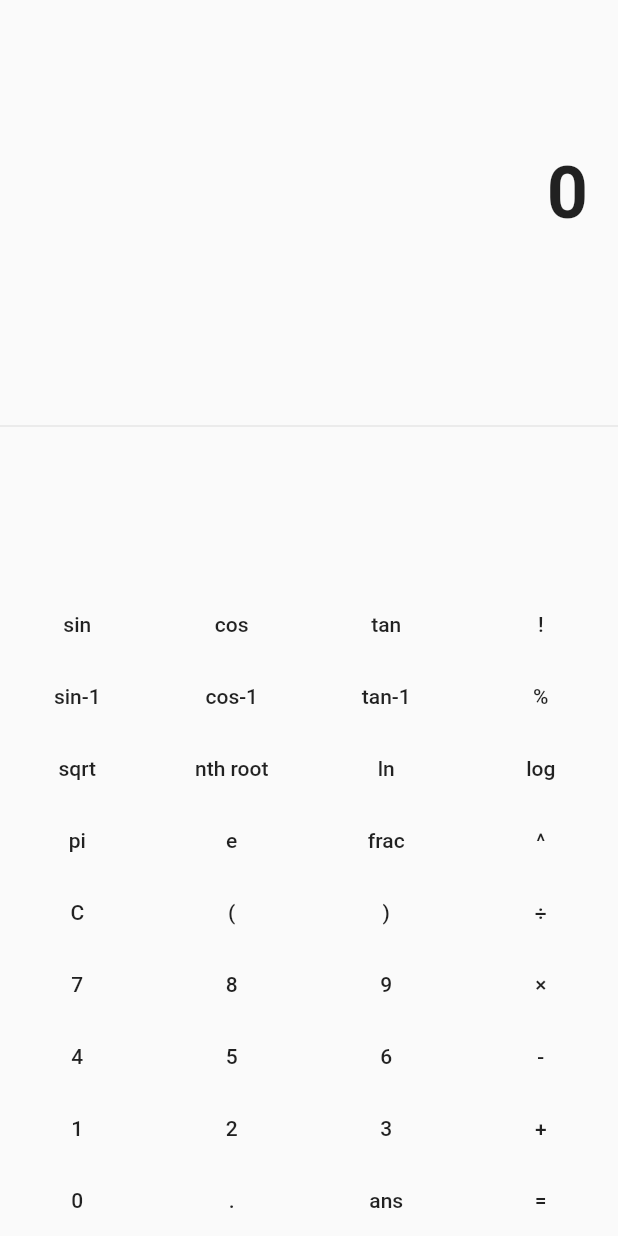
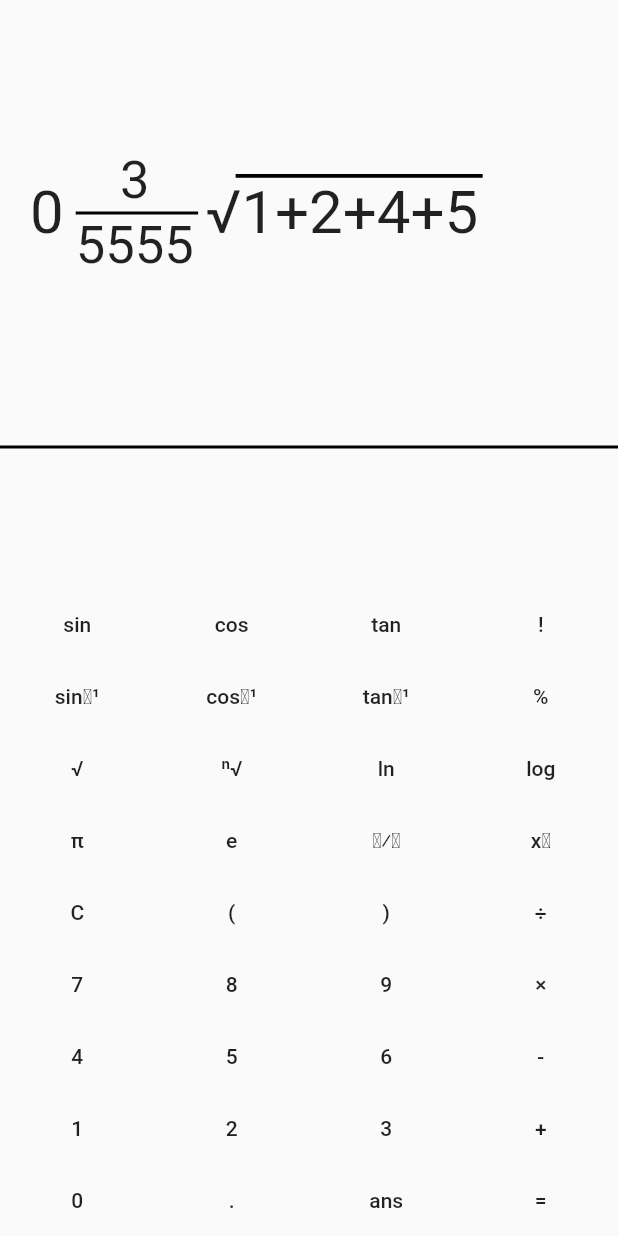
Before and after one commit to n00rsy/snyculator, a Flutter app: the screen it shows after launch, on a phone screen of 412 x 824 dp. Run offline on Flutter 3.47's test engine with Material 2 defaults, Android fonts, the phone set to English and light mode, and no system bars; our stand-ins replace math_expressions, socket_io_client; missing offline and left inert: clipboard, flutter_lifecycle; network calls fail.

Commit message:
added temporary sqrt and fraction representation

```diff
--- a/lib/buttonGrid.dart
+++ b/lib/buttonGrid.dart
@@ -30,27 +30,27 @@ class ButtonGrid extends StatelessWidget {
         ),
         new Row(
           children: [
-            calcButton('sin-1',buttonPressHandler),
-            calcButton('cos-1',buttonPressHandler),
-            calcButton('tan-1',buttonPressHandler),
+            calcButton('sin⁻¹',buttonPressHandler),
+            calcButton('cos⁻¹',buttonPressHandler),
+            calcButton('tan⁻¹',buttonPressHandler),
             calcButton('%',buttonPressHandler)
           ],
         ),
 
         new Row(
           children: [
-            calcButton('sqrt',buttonPressHandler),
-            calcButton('nth root',buttonPressHandler),
+            calcButton('√',buttonPressHandler),
+            calcButton('ⁿ√',buttonPressHandler),
             calcButton('ln',buttonPressHandler),
             calcButton('log',buttonPressHandler)
           ],
         ),
         new Row(
           children: [
-            calcButton('pi',buttonPressHandler),
+            calcButton('π',buttonPressHandler),
             calcButton('e',buttonPressHandler),
-            calcButton('frac',buttonPressHandler),
-            calcButton('^',buttonPressHandler)
+            calcButton('ʸ⁄ₓ',buttonPressHandler),
+            calcButton('xʸ',buttonPressHandler)
           ],
         ),
         new Row(
--- a/lib/calcLogic.dart
+++ b/lib/calcLogic.dart
@@ -4,16 +4,20 @@ class CalcLogic {
 
   ContextModel cm = ContextModel();
   Variable ans = Variable('ans');
+  Variable pi = Variable("π");
   Parser p = Parser();
 
   bool clear = true;
 
   CalcLogic(){
     cm.bindVariable(ans, Number(0));
+    cm.bindVariable(pi, Number(3.141592653589793238));
   }
 
   bool isInteger(num value) =>
       value is int || value == value.roundToDouble();
+
+
 
   updateExpression(String exp, String b) {
     String _output = clear ? "" : exp;
@@ -23,6 +27,15 @@ class CalcLogic {
       break;
 
       case "=": {_output = evaluateExpression(_output); clear = true;}
+      break;
+
+      case "sin" : {_output+="sin(";}
+      break;
+
+      case "cos" : {_output+="cos((";}
+      break;
+
+      case "tan" : {_output+="tan(";}
       break;
 
       default: {_output+=b;}
--- a/lib/display.dart
+++ b/lib/display.dart
@@ -1,5 +1,7 @@
 
-import 'package:flutter/cupertino.dart';
+import 'package:flutter/material.dart';
+
+import'segment.dart';
 
 class Display extends StatelessWidget {
 
@@ -7,8 +9,25 @@ class Display extends StatelessWidget {
 
   Display({this.exp});
 
+  Widget displayExpression(String exp) {
+    List<Widget> segments = new List();
+    for(String s in exp.split("7")) {
+      segments.add(Segment(exp:s, fontSize: 0,));
+    }
+    segments.add(Fraction(numerator: "3", denominator: "5555",fontSize: 1));
+    segments.add(SqrtSegment(exp:"1+2+4+5", fontSize:0));
+
+    return Container(
+      child:Row(
+        children:
+          segments,
+      )
+    );
+  }
+
   @override
   Widget build(BuildContext context) {
+
     return new Container(
       alignment: Alignment.centerRight,
       padding: new EdgeInsets.only(
@@ -17,16 +36,7 @@ class Display extends StatelessWidget {
           right: 20.0,
         left: 20.0,
       ),
-      child: FittedBox (
-      fit: BoxFit.fitWidth,
-        child: new Text(
-          exp,
-          style: new TextStyle(
-              fontSize: 48.0,
-              fontWeight: FontWeight.bold
-          ),
-        ),
-      ),
-    );
+        child: displayExpression(exp),
+      );
   }
 }
--- a/lib/main.dart
+++ b/lib/main.dart
@@ -1,5 +1,6 @@
 import 'package:flutter/material.dart';
 import 'package:snyculator/socketHandler.dart';
+import 'package:clipboard/clipboard.dart';
 
 import 'calcLogic.dart';
 import 'buttonGrid.dart';
@@ -33,7 +34,21 @@ class SynculatorState extends State<Synculator> {
   String exp = "0";
 
   CalcLogic calcLogic = new CalcLogic();
-  SocketHandler socketHandler = new SocketHandler();
+  SocketHandler socketHandler;
+
+  @override
+  void initState() {
+    print("initializing STATE");
+    socketHandler = new SocketHandler(refreshDisplay);
+    super.initState();
+  }
+
+  refreshDisplay(String s){
+    print("refreshing display");
+    setState(() {
+      exp = s;
+    });
+  }
 
   calcButtonPress(String b){
       String _exp = calcLogic.updateExpression(exp, b);
@@ -50,7 +65,11 @@ class SynculatorState extends State<Synculator> {
           children:<Widget> [
             Display(exp: exp),
             new Expanded(
-                child: new Divider()
+                child: new Divider(
+                  thickness: 2,
+                  height: 10,
+                  color: Colors.black,
+                )
             ),
             ButtonGrid(buttonPressHandler: calcButtonPress)
           ]
--- /dev/null
+++ b/lib/segment.dart
@@ -0,0 +1,107 @@
+import 'package:flutter/material.dart';
+import 'package:flutter_lifecycle/flutter_lifecycle.dart';
+
+class Segment extends StatelessWidget {
+  final fontSizes = [40.0, 35.0, 30.0];
+  final controller = TextEditingController();
+
+  final String exp;
+  final int fontSize;
+
+  Segment({this.exp, this.fontSize});
+
+  Dispose _onInit(BuildContext context) {
+    //if you need do something on dispose
+    //return a Function()
+    return () {
+      print("on dispose");
+    };
+  }
+
+  @override
+  Widget build(BuildContext context) {
+    print(controller.selection);
+    controller.text = exp;
+    return  Container(
+        child: IntrinsicWidth(
+            child: TextField(
+      style: TextStyle(
+        fontSize: fontSizes[fontSize],
+      ),
+      maxLines: 1,
+      decoration: null,
+      showCursor: true,
+      readOnly: true,
+      controller: controller,
+    )));
+  }
+}
+
+class SqrtSegment extends Segment {
+
+  String exp;
+  int fontSize;
+
+  SqrtSegment({this.exp, this.fontSize});
+
+  Widget sqrtBar() {
+    return Divider(
+      color: Colors.black,
+      height: 0,
+      thickness: 2.5,
+      indent: 20,
+    );
+  }
+
+  @override
+  Widget build(BuildContext context) {
+    exp = "√" + exp;
+    return IntrinsicWidth(
+        child: Column(
+          children: [
+            sqrtBar(),
+            super.build(context)
+          ],
+        )
+    );
+  }
+}
+
+class Fraction extends StatelessWidget {
+  final String numerator;
+  final String denominator;
+  final int fontSize;
+
+  Fraction({this.numerator, this.denominator, this.fontSize});
+
+  Widget fractionBar() {
+    return Divider(
+      color: Colors.black,
+      height: 2,
+      thickness: 2,
+    );
+  }
+
+  @override
+  Widget build(BuildContext context) {
+    return IntrinsicWidth(
+        child: Container(
+            padding: new EdgeInsets.symmetric(horizontal: 5.0),
+            child: Column(
+              crossAxisAlignment: CrossAxisAlignment.center,
+              children: [
+                Segment(
+                  exp: numerator,
+                  fontSize: fontSize,
+                ),
+                fractionBar(),
+                Segment(
+                  exp: denominator,
+                  fontSize: fontSize,
+                ),
+              ],
+            )
+        )
+    );
+  }
+}
--- a/lib/socketHandler.dart
+++ b/lib/socketHandler.dart
@@ -1,10 +1,13 @@
+import 'dart:collection';
+
 import 'package:socket_io_client/socket_io_client.dart';
 
 class SocketHandler {
 
   Socket socket;
-
-  SocketHandler(){
+  Function setState;
+  SocketHandler(Function setState){
+    this.setState = setState;
     connectToSocket();
   }
 
@@ -13,6 +16,17 @@ class SocketHandler {
       'transports': ['websocket']
     });
     socket.on('connect', (data) => print('connected!!!'));
+    socket.on('stateChange', (state) => {handleStateChange(state)});
+  }
+
+  handleStateChange(Map<String, dynamic> state) {
+    try {
+      print("STATE: "+state['state']);
+      setState(state['state']);
+    }
+    catch(e) {
+      print(e);
+    }
   }
 
   emitStateChange(String state){
--- a/pubspec.yaml
+++ b/pubspec.yaml
@@ -23,6 +23,8 @@ environment:
 dependencies:
   math_expressions: ^2.0.1
   socket_io_client: ^0.9.11
+  clipboard: ^0.1.2+8
+  flutter_lifecycle: ^0.2.0
   flutter:
     sdk: flutter
 
```
Also changed, not shown: pubspec.lock.
